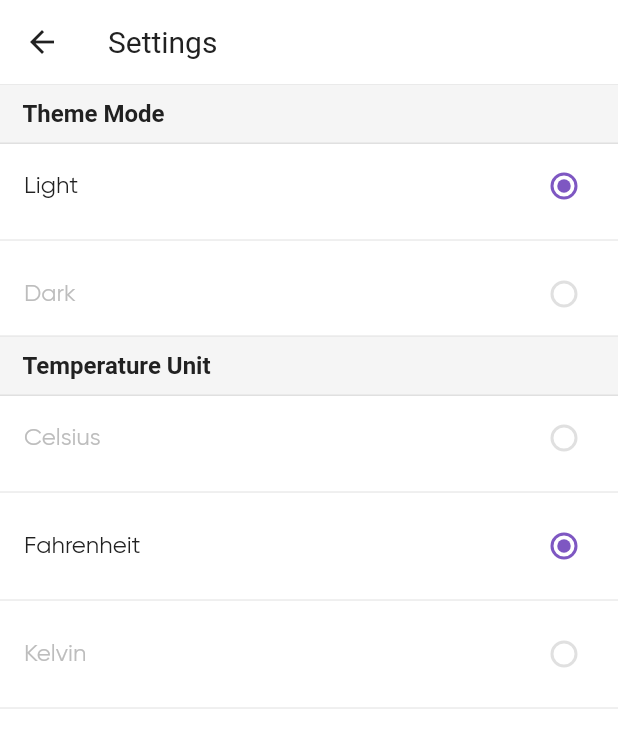
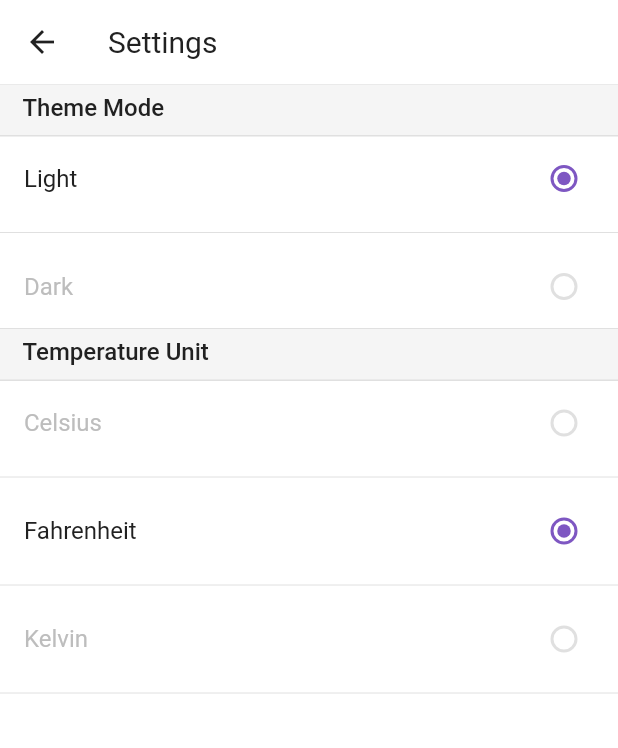
Before and after one commit to scarnett/flutter_weather, a Flutter app: the SettingsPageView screen opened directly, on a phone screen of 412 x 824 dp. Shown: the top 748 px of the screen. Run offline on Flutter 3.47's test engine with Material 2 defaults, Android fonts, the phone set to English and light mode, and no system bars; our stand-ins replace bloc, equatable, flutter_bloc, flutter_switch, hydrated_bloc, page_view_indicators and 1 more; missing offline and left inert: flutter_form_bloc, iso_countries, select_dialog; statements that could not run were skipped.

```diff
--- a/lib/localization.dart
+++ b/lib/localization.dart
@@ -44,7 +44,25 @@ class AppLocalizations {
   String get selectCountry => addMessage('Select a country');
   String get filterCountries => addMessage('Filter Countries');
 
-  String getLastUpdated(
+  String getFeelsLike(
+    String temp,
+  ) =>
+      addMessage(
+        'Feels like $temp',
+        name: 'getLastUpdated',
+        args: [temp],
+      );
+
+  String getLastUpdatedAt(
+    String date,
+  ) =>
+      addMessage(
+        'Last updated at $date',
+        name: 'getLastUpdated',
+        args: [date],
+      );
+
+  String getLastUpdatedOn(
     String date,
   ) =>
       addMessage(
--- a/lib/theme.dart
+++ b/lib/theme.dart
@@ -27,7 +27,8 @@ ThemeData appLightThemeData = ThemeData(
   unselectedWidgetColor: Colors.grey[300],
   primaryColor: Colors.deepPurple[400],
   accentColor: Colors.deepPurple[600],
-  hintColor: Colors.grey[900].withOpacity(0.3),
+  hintColor: Colors.grey[900].withOpacity(0.7),
+  fontFamily: 'roboto',
   appBarTheme: AppBarTheme(
     brightness: Brightness.light,
     color: Colors.white,
@@ -84,30 +85,36 @@ ThemeData appLightThemeData = ThemeData(
   textTheme: TextTheme(
     headline1: TextStyle(
       color: Colors.grey[900],
+      fontSize: 86.0,
+      fontWeight: FontWeight.w100,
+      height: 0.9,
     ),
     headline3: TextStyle(
       color: Colors.grey[900],
-      fontFamily: 'gilroy',
-      fontWeight: FontWeight.w700,
       fontSize: 40.0,
-      letterSpacing: -1.0,
-      height: 0.75,
+      height: 0.85,
+      fontWeight: FontWeight.w100,
+    ),
+    headline4: TextStyle(
+      color: Colors.grey[900].withOpacity(0.7),
+      fontSize: 24.0,
+      fontWeight: FontWeight.w100,
     ),
     headline5: TextStyle(
-      color: Colors.grey[900].withOpacity(0.3),
-      fontWeight: FontWeight.w500,
+      color: Colors.grey[900].withOpacity(0.7),
       fontSize: 16.0,
-      letterSpacing: -0.5,
       height: 0.75,
+      fontWeight: FontWeight.w100,
     ),
     headline6: TextStyle(
       color: Colors.grey[900],
-      fontWeight: FontWeight.w700,
       fontSize: 16.0,
+      height: 0.9,
     ),
     subtitle2: TextStyle(
-      color: Colors.grey[900].withOpacity(0.3),
+      color: Colors.grey[900].withOpacity(0.7),
       fontSize: 12.0,
+      fontWeight: FontWeight.w100,
     ),
   ),
 );
@@ -115,7 +122,7 @@ ThemeData appLightThemeData = ThemeData(
 ThemeData appDarkThemeData = appLightThemeData.copyWith(
   scaffoldBackgroundColor: Colors.grey[900],
   unselectedWidgetColor: Colors.grey[800],
-  hintColor: Colors.white.withOpacity(0.3),
+  hintColor: Colors.white.withOpacity(0.5),
   appBarTheme: AppBarTheme(
     brightness: Brightness.dark,
     color: Colors.grey[900],
@@ -139,30 +146,36 @@ ThemeData appDarkThemeData = appLightThemeData.copyWith(
   textTheme: TextTheme(
     headline1: TextStyle(
       color: Colors.white,
+      fontSize: 86.0,
+      fontWeight: FontWeight.w100,
+      height: 0.9,
     ),
     headline3: TextStyle(
       color: Colors.white,
-      fontFamily: 'gilroy',
-      fontWeight: FontWeight.w900,
       fontSize: 40.0,
-      letterSpacing: -1.0,
-      height: 0.75,
+      height: 0.85,
+      fontWeight: FontWeight.w100,
+    ),
+    headline4: TextStyle(
+      color: Colors.white.withOpacity(0.7),
+      fontSize: 24.0,
+      fontWeight: FontWeight.w100,
     ),
     headline5: TextStyle(
-      color: Colors.white.withOpacity(0.3),
-      fontWeight: FontWeight.w500,
+      color: Colors.white.withOpacity(0.5),
       fontSize: 16.0,
-      letterSpacing: -0.5,
       height: 0.75,
+      fontWeight: FontWeight.w100,
     ),
     headline6: TextStyle(
       color: Colors.white,
-      fontWeight: FontWeight.w700,
       fontSize: 16.0,
+      height: 0.9,
     ),
     subtitle2: TextStyle(
-      color: Colors.white.withOpacity(0.3),
+      color: Colors.white.withOpacity(0.5),
       fontSize: 12.0,
+      fontWeight: FontWeight.w100,
     ),
   ),
 );
--- a/lib/widgets/app_radio_tile.dart
+++ b/lib/widgets/app_radio_tile.dart
@@ -36,7 +36,6 @@ class AppRadioTile<T> extends StatelessWidget {
                 : (value == groupValue)
                     ? Colors.grey[900]
                     : Colors.grey[400],
-            fontFamily: 'gilroy',
           ),
         ),
         value: value,
```
Also changed, not shown: lib/views/forecast/forecast_utils.dart (+18 -0 lines), lib/views/forecast/widgets/forecast_display.dart (+77 -41 lines), lib/views/forecast/widgets/temperature_display.dart (added, +49 -0 lines), pubspec.yaml (+0 -16 lines), assets/fonts/gilroy/Gilroy-Bold.ttf (deleted), assets/fonts/gilroy/Gilroy-ExtraBold.ttf (deleted), assets/fonts/gilroy/Gilroy-ExtraLight.ttf (deleted), assets/fonts/gilroy/Gilroy-Light.ttf (deleted), assets/fonts/gilroy/Gilroy-Medium.ttf (deleted), assets/fonts/gilroy/Gilroy-Regular.ttf (deleted), assets/fonts/gilroy/Gilroy-SemiBold.ttf (deleted).
